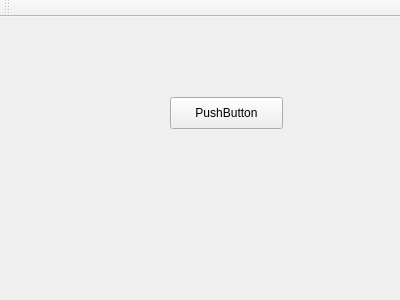
Above: ui/mainwindow.ui from supojen/CS1C_Project before the change. Below: the same form after it.
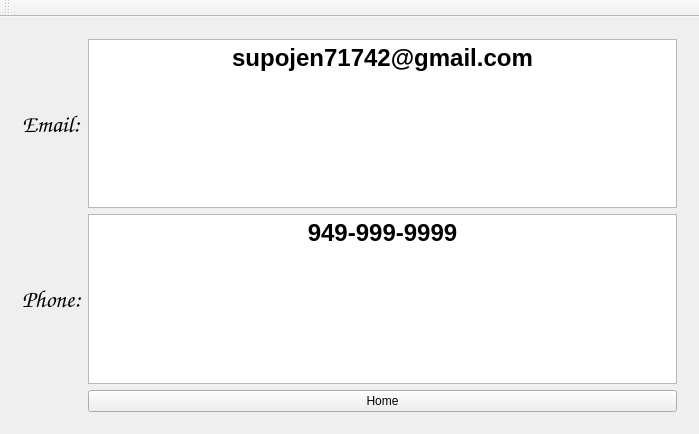
That is the form after the change. The open tabs and pages were chosen to show the change.

Commit message: Add hame page.

```diff
--- a/ui/mainwindow.ui
+++ b/ui/mainwindow.ui
@@ -6,27 +6,153 @@
    <rect>
     <x>0</x>
     <y>0</y>
-    <width>400</width>
-    <height>300</height>
+    <width>699</width>
+    <height>434</height>
    </rect>
   </property>
   <property name="windowTitle">
    <string>MainWindow</string>
   </property>
   <widget class="QWidget" name="centralWidget">
-   <widget class="QPushButton" name="pushButton">
-    <property name="geometry">
-     <rect>
-      <x>170</x>
-      <y>80</y>
-      <width>113</width>
-      <height>32</height>
-     </rect>
-    </property>
-    <property name="text">
-     <string>PushButton</string>
-    </property>
-   </widget>
+   <layout class="QGridLayout" name="gridLayout">
+    <item row="1" column="0">
+     <widget class="QStackedWidget" name="stackedWidget">
+      <widget class="QWidget" name="HomePage">
+       <widget class="QWidget" name="">
+        <property name="geometry">
+         <rect>
+          <x>0</x>
+          <y>10</y>
+          <width>671</width>
+          <height>361</height>
+         </rect>
+        </property>
+        <layout class="QGridLayout" name="gridLayout_2">
+         <item row="0" column="1">
+          <widget class="QPushButton" name="btnLogIn">
+           <property name="text">
+            <string>Log In</string>
+           </property>
+          </widget>
+         </item>
+         <item row="0" column="0">
+          <widget class="QTextBrowser" name="textIntroduction">
+           <property name="html">
+            <string>&lt;!DOCTYPE HTML PUBLIC &quot;-//W3C//DTD HTML 4.0//EN&quot; &quot;http://www.w3.org/TR/REC-html40/strict.dtd&quot;&gt;
+&lt;html&gt;&lt;head&gt;&lt;meta name=&quot;qrichtext&quot; content=&quot;1&quot; /&gt;&lt;style type=&quot;text/css&quot;&gt;
+p, li { white-space: pre-wrap; }
+&lt;/style&gt;&lt;/head&gt;&lt;body style=&quot; font-family:'.SF NS Text'; font-size:13pt; font-weight:400; font-style:normal;&quot;&gt;
+&lt;p align=&quot;center&quot; style=&quot; margin-top:0px; margin-bottom:0px; margin-left:0px; margin-right:0px; -qt-block-indent:0; text-indent:0px;&quot;&gt;&lt;span style=&quot; font-size:14pt; font-weight:600;&quot;&gt;Fortify your business with effective cybersecurity contorls&lt;/span&gt;&lt;/p&gt;
+&lt;p style=&quot; margin-top:0px; margin-bottom:0px; margin-left:0px; margin-right:0px; -qt-block-indent:0; text-indent:0px;&quot;&gt;     Cyberattacks are always evolving-last year it was WannaCry and Petya and this year it was exploits of Meltdown and Spectre. AV-TEST Institute has identified an average of 12 million new malware each month for the last 12 months. With new malware varients discorvered each day, business should make sure their endpoints are secure by employing the right security controls as defined by center for internet Security.&lt;/p&gt;
+&lt;p style=&quot; margin-top:0px; margin-bottom:0px; margin-left:0px; margin-right:0px; -qt-block-indent:0; text-indent:0px;&quot;&gt;     Reasearch firm Cybersecurity Ventures estimates that ransomeware attacks a business every 14 seconds and will cause global damage of $11.5 billion by the end of 2019. If your business hasn't equipped itself with security controls that can work proactively and prevent evolving cyberattacks, then it's high time to enhance your enterprise cybersecurity by buying our service.&lt;/p&gt;&lt;/body&gt;&lt;/html&gt;</string>
+           </property>
+          </widget>
+         </item>
+         <item row="4" column="0" colspan="4">
+          <layout class="QHBoxLayout" name="horizontalLayout">
+           <item>
+            <widget class="QPushButton" name="btnBuy">
+             <property name="text">
+              <string>Buy Now</string>
+             </property>
+            </widget>
+           </item>
+           <item>
+            <widget class="QPushButton" name="btnReview">
+             <property name="text">
+              <string>Customer Review</string>
+             </property>
+            </widget>
+           </item>
+           <item>
+            <widget class="QPushButton" name="btnDetail">
+             <property name="text">
+              <string>Detail</string>
+             </property>
+            </widget>
+           </item>
+           <item>
+            <widget class="QPushButton" name="btnContact">
+             <property name="text">
+              <string>Contact Us</string>
+             </property>
+            </widget>
+           </item>
+          </layout>
+         </item>
+        </layout>
+       </widget>
+      </widget>
+      <widget class="QWidget" name="ContactPage">
+       <layout class="QGridLayout" name="gridLayout_3">
+        <item row="0" column="0">
+         <layout class="QVBoxLayout" name="verticalLayout_2">
+          <item>
+           <widget class="QLabel" name="label">
+            <property name="font">
+             <font>
+              <family>Comic Sans MS</family>
+              <pointsize>18</pointsize>
+             </font>
+            </property>
+            <property name="text">
+             <string>Email:</string>
+            </property>
+           </widget>
+          </item>
+          <item>
+           <widget class="QLabel" name="label_2">
+            <property name="font">
+             <font>
+              <family>Comic Sans MS</family>
+              <pointsize>18</pointsize>
+             </font>
+            </property>
+            <property name="text">
+             <string>Phone:</string>
+            </property>
+           </widget>
+          </item>
+         </layout>
+        </item>
+        <item row="0" column="1">
+         <layout class="QVBoxLayout" name="verticalLayout">
+          <item>
+           <widget class="QTextBrowser" name="textBrowser">
+            <property name="html">
+             <string>&lt;!DOCTYPE HTML PUBLIC &quot;-//W3C//DTD HTML 4.0//EN&quot; &quot;http://www.w3.org/TR/REC-html40/strict.dtd&quot;&gt;
+&lt;html&gt;&lt;head&gt;&lt;meta name=&quot;qrichtext&quot; content=&quot;1&quot; /&gt;&lt;style type=&quot;text/css&quot;&gt;
+p, li { white-space: pre-wrap; }
+&lt;/style&gt;&lt;/head&gt;&lt;body style=&quot; font-family:'.SF NS Text'; font-size:13pt; font-weight:400; font-style:normal;&quot;&gt;
+&lt;p align=&quot;center&quot; style=&quot; margin-top:0px; margin-bottom:0px; margin-left:0px; margin-right:0px; -qt-block-indent:0; text-indent:0px;&quot;&gt;&lt;span style=&quot; font-size:18pt; font-weight:600;&quot;&gt;supojen71742@gmail.com&lt;/span&gt;&lt;/p&gt;&lt;/body&gt;&lt;/html&gt;</string>
+            </property>
+           </widget>
+          </item>
+          <item>
+           <widget class="QTextBrowser" name="textBrowser_2">
+            <property name="html">
+             <string>&lt;!DOCTYPE HTML PUBLIC &quot;-//W3C//DTD HTML 4.0//EN&quot; &quot;http://www.w3.org/TR/REC-html40/strict.dtd&quot;&gt;
+&lt;html&gt;&lt;head&gt;&lt;meta name=&quot;qrichtext&quot; content=&quot;1&quot; /&gt;&lt;style type=&quot;text/css&quot;&gt;
+p, li { white-space: pre-wrap; }
+&lt;/style&gt;&lt;/head&gt;&lt;body style=&quot; font-family:'.SF NS Text'; font-size:13pt; font-weight:400; font-style:normal;&quot;&gt;
+&lt;p align=&quot;center&quot; style=&quot; margin-top:0px; margin-bottom:0px; margin-left:0px; margin-right:0px; -qt-block-indent:0; text-indent:0px;&quot;&gt;&lt;span style=&quot; font-size:18pt; font-weight:600;&quot;&gt;949-999-9999&lt;/span&gt;&lt;/p&gt;&lt;/body&gt;&lt;/html&gt;</string>
+            </property>
+           </widget>
+          </item>
+         </layout>
+        </item>
+        <item row="1" column="1">
+         <widget class="QPushButton" name="btnHomePage">
+          <property name="text">
+           <string>Home</string>
+          </property>
+         </widget>
+        </item>
+       </layout>
+      </widget>
+     </widget>
+    </item>
+   </layout>
   </widget>
   <widget class="QMenuBar" name="menuBar">
    <property name="geometry">
```
Left out of the diff: 2 changed lines with no effect on the pictures. The commit also changes 2 other files.
